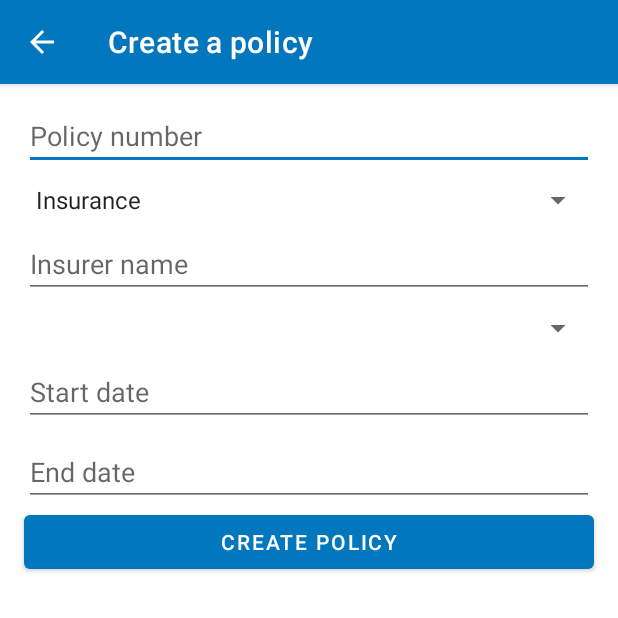
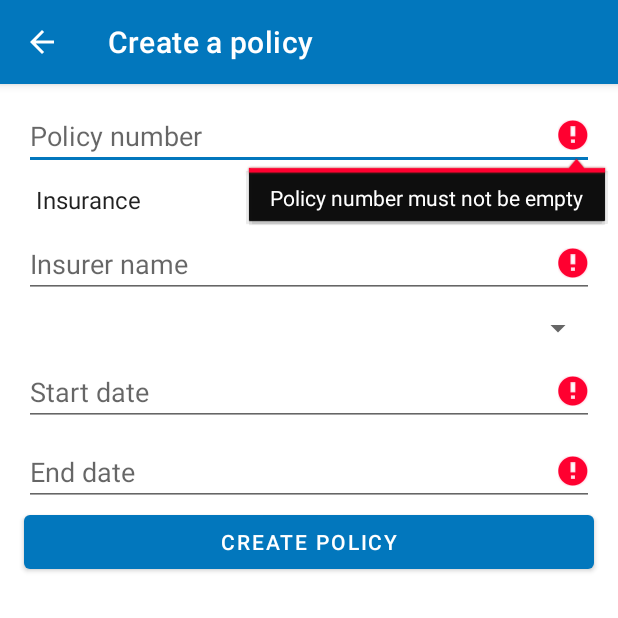
Before and after one commit to aarshinkov/MyCarDocsMobile, an Android app: the PolicyCreateActivity screen opened directly, with no data from a screen before it, after a tap on "CREATE POLICY", on a phone screen of 412 x 824 dp, the top half of it. Run offline under Robolectric (Android 15) with nearby library versions, the light colour scheme and no system bars; 1 statement that could not run was skipped.

```diff
--- a/app/src/main/AndroidManifest.xml
+++ b/app/src/main/AndroidManifest.xml
@@ -12,6 +12,7 @@
         android:supportsRtl="true"
         android:theme="@style/Theme.MyCarDocs"
         android:usesCleartextTraffic="true">
+        <activity android:name=".activities.policies.PolicyUpdateActivity"></activity>
         <activity
             android:name=".activities.policies.PolicyCreateActivity"
             android:parentActivityName=".activities.MainActivity" />
--- a/app/src/main/java/com/atanasvasil/mobile/mycardocs/activities/LoginActivity.java
+++ b/app/src/main/java/com/atanasvasil/mobile/mycardocs/activities/LoginActivity.java
@@ -104,7 +104,6 @@ public class LoginActivity extends AppCompatActivity {
                     intent.setFlags(Intent.FLAG_ACTIVITY_NEW_TASK | Intent.FLAG_ACTIVITY_CLEAR_TASK);
                     startActivity(intent);
 
-
                 }
 
                 @Override
--- a/app/src/main/java/com/atanasvasil/mobile/mycardocs/activities/policies/PolicyCreateActivity.java
+++ b/app/src/main/java/com/atanasvasil/mobile/mycardocs/activities/policies/PolicyCreateActivity.java
@@ -102,6 +102,10 @@ public class PolicyCreateActivity extends AppCompatActivity {
         });
 
         policyCreateBtn.setOnClickListener(v -> {
+
+            if (isFieldsValid()) {
+                return;
+            }
 
             PolicyCreateRequest pcr = new PolicyCreateRequest();
 
@@ -230,4 +234,37 @@ public class PolicyCreateActivity extends AppCompatActivity {
 
         new DatePickerDialog(this, dateSetListener, calendar.get(Calendar.YEAR), calendar.get(Calendar.MONTH), calendar.get(Calendar.DAY_OF_MONTH)).show();
     }
+
+    private boolean isFieldsValid() {
+
+        boolean hasErrors = false;
+
+        String number = policyCreateNumberET.getText().toString();
+        Integer type = policyCreateTypeSP.getSelectedItemPosition() + 1;
+        String insName = policyCreateInsNameET.getText().toString();
+        String startDate = policyCreateStartDateET.getText().toString();
+        String endDate = policyCreateEndDateET.getText().toString();
+
+        if (number == null || number.isEmpty()) {
+            policyCreateNumberET.setError("Policy number must not be empty");
+            hasErrors = true;
+        }
+
+        if (insName == null || insName.isEmpty()) {
+            policyCreateInsNameET.setError("Insurer name must not be empty");
+            hasErrors = true;
+        }
+
+        if (startDate == null || startDate.isEmpty()) {
+            policyCreateStartDateET.setError("Start date must not be empty");
+            hasErrors = true;
+        }
+
+        if (endDate == null || startDate.isEmpty()) {
+            policyCreateEndDateET.setError("End date must not be empty");
+            hasErrors = true;
+        }
+
+        return hasErrors;
+    }
 }
```
Also changed, not shown: app/src/main/java/com/atanasvasil/mobile/mycardocs/activities/policies/PolicyUpdateActivity.java (added, +19 -0 lines), app/src/main/res/layout/activity_policy_update.xml (added, +112 -0 lines).
